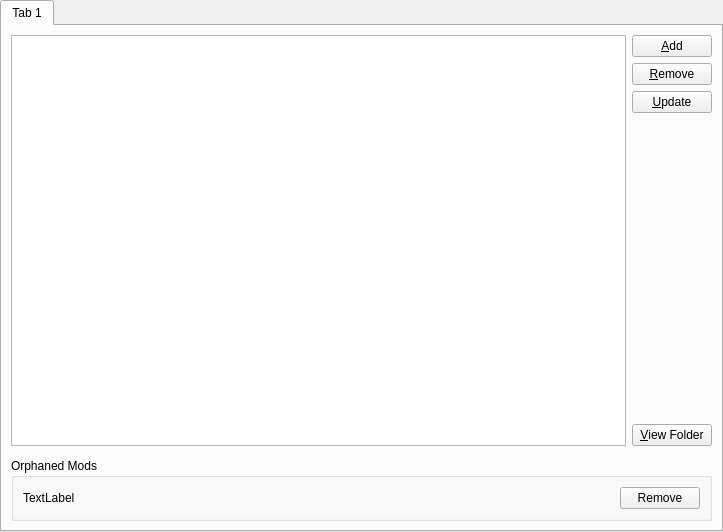
Above: gui/pages/ModFolderPage.ui from MultiMC/Launcher before the change. Below: the same form after it.
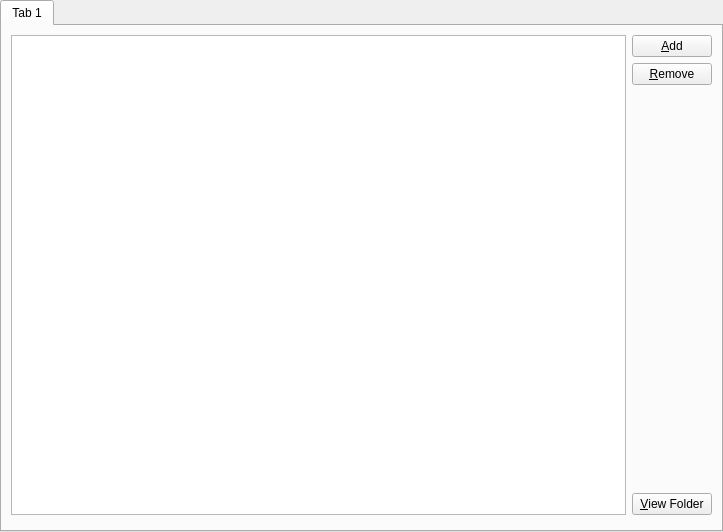
That is the form after the change. Custom widgets are drawn as their Qt base class.

Diff of the .ui file:
```diff
--- a/gui/pages/ModFolderPage.ui
+++ b/gui/pages/ModFolderPage.ui
@@ -78,13 +78,6 @@
            </property>
           </widget>
          </item>
-         <item>
-          <widget class="QPushButton" name="updateModBtn">
-           <property name="text">
-            <string>&amp;Update</string>
-           </property>
-          </widget>
-         </item>
          <item>
           <spacer name="verticalSpacer">
            <property name="orientation">
@@ -107,30 +100,14 @@
          </item>
         </layout>
        </item>
-       <item row="2" column="0" colspan="2">
-        <widget class="QGroupBox" name="orphansBox">
-         <property name="toolTip">
-          <string>Orphaned mods are mods that where installed as a dependency, but for which the dependee has been uninstalled, and often therefore aren't required anymore</string>
+       <item row="1" column="0" colspan="2">
+        <widget class="MCModInfoFrame" name="frame">
+         <property name="sizePolicy">
+          <sizepolicy hsizetype="Preferred" vsizetype="Minimum">
+           <horstretch>0</horstretch>
+           <verstretch>0</verstretch>
+          </sizepolicy>
          </property>
-         <property name="title">
-          <string>Orphaned Mods</string>
-         </property>
-         <layout class="QHBoxLayout" name="horizontalLayout" stretch="1,0">
-          <item>
-           <widget class="QLabel" name="orphansLabel">
-            <property name="text">
-             <string>TextLabel</string>
-            </property>
-           </widget>
-          </item>
-          <item>
-           <widget class="QPushButton" name="orphansRemoveBtn">
-            <property name="text">
-             <string>Remove</string>
-            </property>
-           </widget>
-          </item>
-         </layout>
         </widget>
        </item>
       </layout>
```
Left out of the diff: 10 changed lines with no effect on the pictures.
